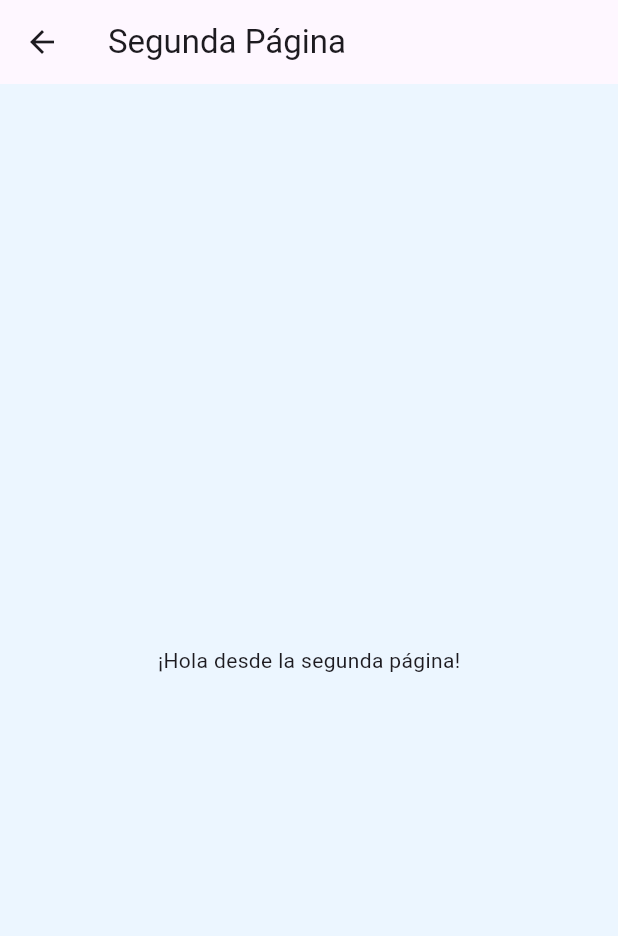
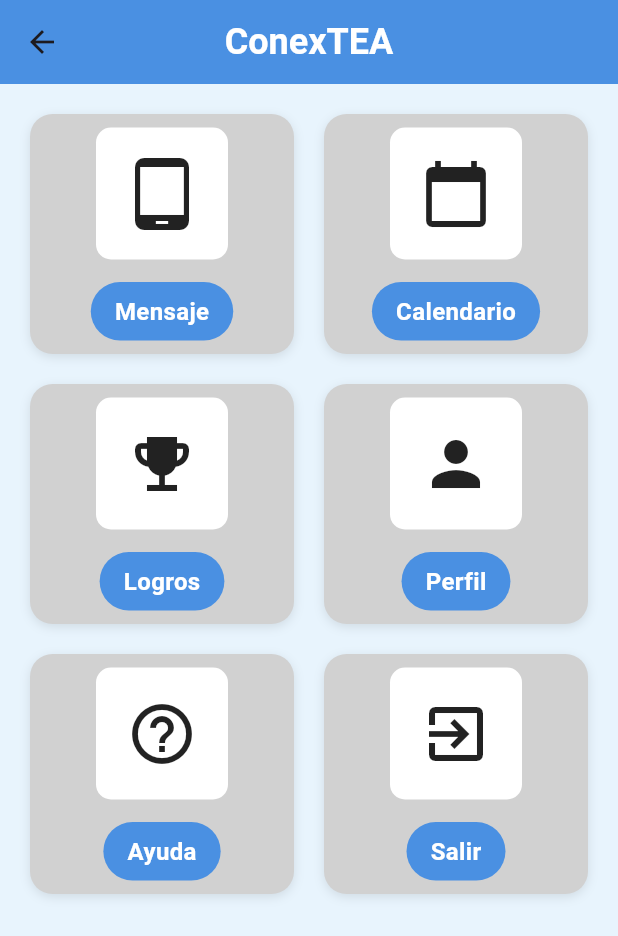
Before and after one commit to Godiefra/ConexTea, a Flutter app: the SecondPage screen opened directly, on a phone screen of 412 x 824 dp. Shown: the top 936 px of the screen. Run offline on Flutter 3.47's test engine with Material 3 defaults, Android fonts, the phone set to English and light mode, and no system bars.

Commit message:
Creada Pantalla Principal Opciones

```diff
--- a/lib/screens/principal_menu.dart
+++ b/lib/screens/principal_menu.dart
@@ -6,10 +6,183 @@ class SecondPage extends StatelessWidget {
   @override
   Widget build(BuildContext context) {
     return Scaffold(
-      appBar: AppBar(title: const Text('Segunda Página')),
-      body: const Center(
-        child: Text('¡Hola desde la segunda página!'),
+      appBar: AppBar(
+        title: const Text(
+          'ConexTEA',
+          style: TextStyle(
+            color: Colors.white,
+            fontSize: 24,
+            fontWeight: FontWeight.bold,
+          ),
+        ),
+        backgroundColor: const Color(0xFF4A90E2), // Azul similar al de la imagen
+        centerTitle: true,
+        elevation: 0,
+      ),
+      backgroundColor: const Color(0xFFE8F4FD), // Fondo azul claro
+      body: Padding(
+        padding: const EdgeInsets.all(20.0),
+        child: GridView.count(
+          crossAxisCount: 2,
+          mainAxisSpacing: 20,
+          crossAxisSpacing: 20,
+          childAspectRatio: 1.1,
+          children: [
+            _buildOptionCard(
+              context,
+              'Mensaje',
+              Icons.tablet_android,
+              const Color(0xFF4A90E2),
+            ),
+            _buildOptionCard(
+              context,
+              'Calendario',
+              Icons.calendar_today,
+              const Color(0xFF4A90E2),
+            ),
+            _buildOptionCard(
+              context,
+              'Logros',
+              Icons.emoji_events,
+              const Color(0xFF4A90E2),
+            ),
+            _buildOptionCard(
+              context,
+              'Perfil',
+              Icons.person,
+              const Color(0xFF4A90E2),
+            ),
+            _buildOptionCard(
+              context,
+              'Ayuda',
+              Icons.help_outline,
+              const Color(0xFF4A90E2),
+            ),
+            _buildOptionCard(
+              context,
+              'Salir',
+              Icons.exit_to_app,
+              const Color(0xFF4A90E2),
+            ),
+          ],
+        ),
       ),
     );
   }
+
+  Widget _buildOptionCard(BuildContext context, String title, IconData icon, Color color) {
+    return GestureDetector(
+      onTap: () {
+        // Aquí puedes agregar la navegación específica para cada opción
+        _handleOptionTap(context, title);
+      },
+      child: Container(
+        decoration: BoxDecoration(
+          color: const Color(0xFFD1D1D1), // Fondo gris claro de las tarjetas
+          borderRadius: BorderRadius.circular(15),
+          boxShadow: [
+            BoxShadow(
+              color: Colors.black.withOpacity(0.1),
+              blurRadius: 5,
+              offset: const Offset(0, 2),
+            ),
+          ],
+        ),
+        child: Column(
+          mainAxisAlignment: MainAxisAlignment.center,
+          children: [
+            Container(
+              padding: const EdgeInsets.all(20),
+              decoration: BoxDecoration(
+                color: Colors.white,
+                borderRadius: BorderRadius.circular(10),
+              ),
+              child: Icon(
+                icon,
+                size: 48,
+                color: Colors.black87,
+              ),
+            ),
+            const SizedBox(height: 15),
+            Container(
+              padding: const EdgeInsets.symmetric(horizontal: 16, vertical: 8),
+              decoration: BoxDecoration(
+                color: color,
+                borderRadius: BorderRadius.circular(20),
+              ),
+              child: Text(
+                title,
+                style: const TextStyle(
+                  color: Colors.white,
+                  fontSize: 16,
+                  fontWeight: FontWeight.w600,
+                ),
+              ),
+            ),
+          ],
+        ),
+      ),
+    );
+  }
+
+  void _handleOptionTap(BuildContext context, String option) {
+    // Manejo de las diferentes opciones
+    switch (option) {
+      case 'Mensaje':
+        _showSnackBar(context, 'Navegando a Mensajes');
+        break;
+      case 'Calendario':
+        _showSnackBar(context, 'Navegando a Calendario');
+        break;
+      case 'Logros':
+        _showSnackBar(context, 'Navegando a Logros');
+        break;
+      case 'Perfil':
+        _showSnackBar(context, 'Navegando a Perfil');
+        break;
+      case 'Ayuda':
+        _showSnackBar(context, 'Navegando a Ayuda');
+        break;
+      case 'Salir':
+        _showExitDialog(context);
+        break;
+    }
+  }
+
+  void _showSnackBar(BuildContext context, String message) {
+    ScaffoldMessenger.of(context).showSnackBar(
+      SnackBar(
+        content: Text(message),
+        duration: const Duration(seconds: 2),
+      ),
+    );
+  }
+
+  void _showExitDialog(BuildContext context) {
+    showDialog(
+      context: context,
+      builder: (BuildContext context) {
+        return AlertDialog(
+          title: const Text('Salir'),
+          content: const Text('¿Estás seguro de que quieres salir?'),
+          actions: [
+            TextButton(
+              child: const Text('Cancelar'),
+              onPressed: () {
+                Navigator.of(context).pop();
+              },
+            ),
+            TextButton(
+              child: const Text('Salir'),
+              onPressed: () {
+                Navigator.of(context).pop();
+                // Aquí puedes agregar la lógica para salir de la app
+                _showSnackBar(context, 'Saliendo de la aplicación...');
+              },
+            ),
+          ],
+        );
+      },
+    );
+  }
 }
```
